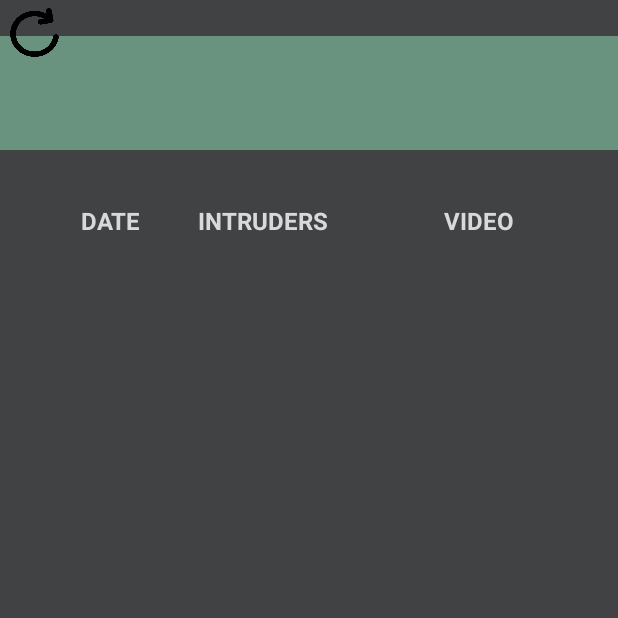
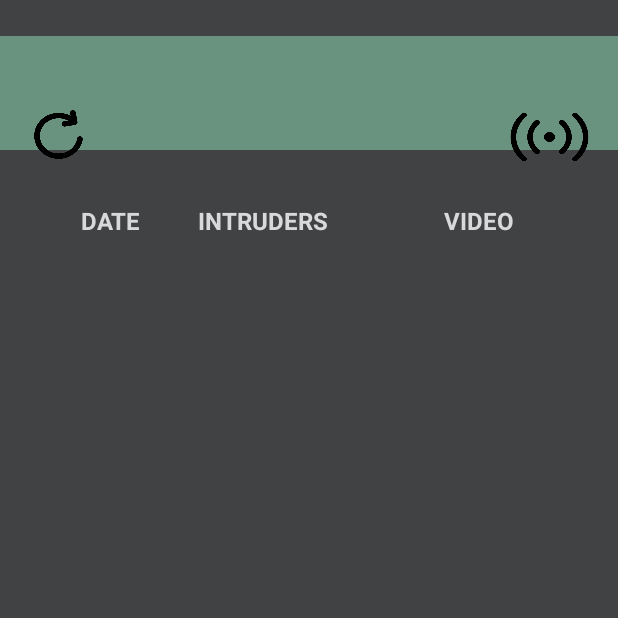
Before and after one commit to GenryMacros/uranus-security-android-app, an Android app: the InvasionsActivity screen opened directly, with no data from a screen before it, on a phone screen of 412 x 824 dp, the top half of it. Run offline under Robolectric (Android 15) with nearby library versions, the phone set to English and light mode, and no system bars; libraries missing offline, so code that uses them is left out: com.beust.klaxon, com.downloader, io.socket.client, io.socket.emitter; 6 statements that could not run were skipped.

Commit message:
live broadcast

```diff
--- a/app/src/main/java/com/example/uranus/services/SocketEvent.kt
+++ b/app/src/main/java/com/example/uranus/services/SocketEvent.kt
@@ -6,7 +6,7 @@ enum class InEvent { ASK_AUTHENTICATE, FRAMES }
 enum class EventType {
     GET_CAMERAS,
     AUTHENTICATE,
-    READ_FRAME,
+    READ_FRAMES,
     ASK_AUTHENTICATE,
     INVASION,
     FRAMES,
--- a/app/src/main/java/com/example/uranus/ui/home_page/HomeActivity.kt
+++ b/app/src/main/java/com/example/uranus/ui/home_page/HomeActivity.kt
@@ -66,12 +66,6 @@ class HomeActivity : AppCompatActivity() {
                                 if (responseObj.success) {
                                     camsHandler.setCamData(responseObj.cameras)
                                 }
-                            }
-                            EventType.INVASION -> {
-                                //@TODO
-                            }
-                            EventType.ERROR -> {
-                                //@TODO
                             }
                             else -> {}
                         }
--- a/app/src/main/java/com/example/uranus/ui/invasions_page/InvasionsActivity.kt
+++ b/app/src/main/java/com/example/uranus/ui/invasions_page/InvasionsActivity.kt
@@ -27,6 +27,7 @@ import com.example.uranus.R
 import com.example.uranus.databinding.ActivityInvasionsBinding
 import com.example.uranus.services.EventType
 import com.example.uranus.services.SocketService
+import com.example.uranus.ui.broadcast.BroadcastActivity
 import com.example.uranus.ui.home_page.data.AuthenticationData
 import com.example.uranus.ui.invasions_page.utility.Notificator
 import java.text.SimpleDateFormat
@@ -39,6 +40,7 @@ class InvasionsActivity : AppCompatActivity() {
     private lateinit var authData: AuthenticationData
     private lateinit var videoView: VideoView
     private lateinit var refreshButton: Button
+    private lateinit var broadcastButton: Button
     private var camId: Int = 0
     private var mService: SocketService = SocketService()
     private var downloadId: Int = 0
@@ -89,11 +91,16 @@ class InvasionsActivity : AppCompatActivity() {
         setContentView(binding.root)
 
         refreshButton = findViewById(R.id.refresh)
+        broadcastButton = findViewById(R.id.live)
         videoView = findViewById(R.id.videoView)
         val table = binding.tableLayout
 
         refreshButton.setOnClickListener {
             invasionsViewModel.getInvasions(authData, camId)
+        }
+
+        broadcastButton.setOnClickListener {
+            BroadcastActivity.startActivity(this)
         }
 
         invasionsViewModel = ViewModelProvider(this, InvasionsViewModelFactory())
--- a/app/src/main/res/layout/activity_home.xml
+++ b/app/src/main/res/layout/activity_home.xml
@@ -80,6 +80,8 @@
         android:layout_height="57dp"
         android:layout_marginTop="434dp"
         android:background="@drawable/profile"
+        android:backgroundTint="#FFFFFF"
+        android:backgroundTintMode="add"
         app:layout_constraintBottom_toBottomOf="parent"
         app:layout_constraintEnd_toEndOf="parent"
         app:layout_constraintStart_toStartOf="@+id/footer"
--- a/app/src/main/res/layout/activity_invasions.xml
+++ b/app/src/main/res/layout/activity_invasions.xml
@@ -90,7 +90,26 @@
         android:id="@+id/refresh"
         android:layout_width="46dp"
         android:layout_height="43dp"
+        android:layout_marginEnd="350dp"
+        android:layout_marginBottom="64dp"
         android:background="@drawable/refresh"
-        tools:layout_editor_absoluteX="16dp"
-        tools:layout_editor_absoluteY="16dp" />
+        app:layout_constraintBottom_toTopOf="@+id/scrollView2"
+        app:layout_constraintEnd_toEndOf="parent"
+        app:layout_constraintHorizontal_bias="1.0"
+        app:layout_constraintStart_toStartOf="parent"
+        app:layout_constraintTop_toBottomOf="@+id/header"
+        app:layout_constraintVertical_bias="0.396" />
+
+    <Button
+        android:id="@+id/live"
+        android:layout_width="59dp"
+        android:layout_height="52dp"
+        android:layout_marginStart="320dp"
+        android:layout_marginBottom="70dp"
+        android:background="@drawable/live"
+        app:layout_constraintBottom_toTopOf="@+id/scrollView2"
+        app:layout_constraintEnd_toEndOf="parent"
+        app:layout_constraintStart_toStartOf="parent"
+        app:layout_constraintTop_toBottomOf="@+id/header"
+        app:layout_constraintVertical_bias="0.362" />
 </androidx.constraintlayout.widget.ConstraintLayout>
```
Also changed, not shown: app/src/main/AndroidManifest.xml (+11 -0 lines), app/src/main/java/com/example/uranus/services/SocketService.kt (+11 -7 lines), app/src/main/java/com/example/uranus/ui/broadcast/BroadcastActivity.kt (added, +110 -0 lines), app/src/main/java/com/example/uranus/ui/broadcast/data/FramesPayload.kt (added, +11 -0 lines), app/src/main/res/layout/activity_broadcast.xml (added, +50 -0 lines), app/src/main/res/drawable/back.png (added), app/src/main/res/drawable/live.png (added).
